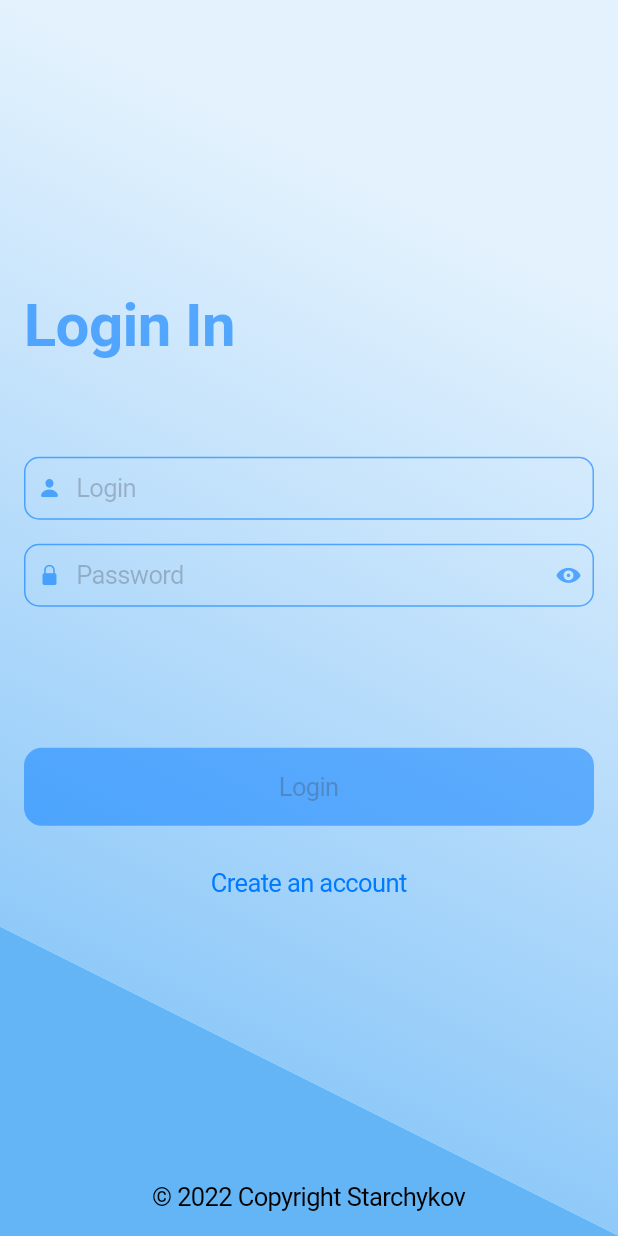
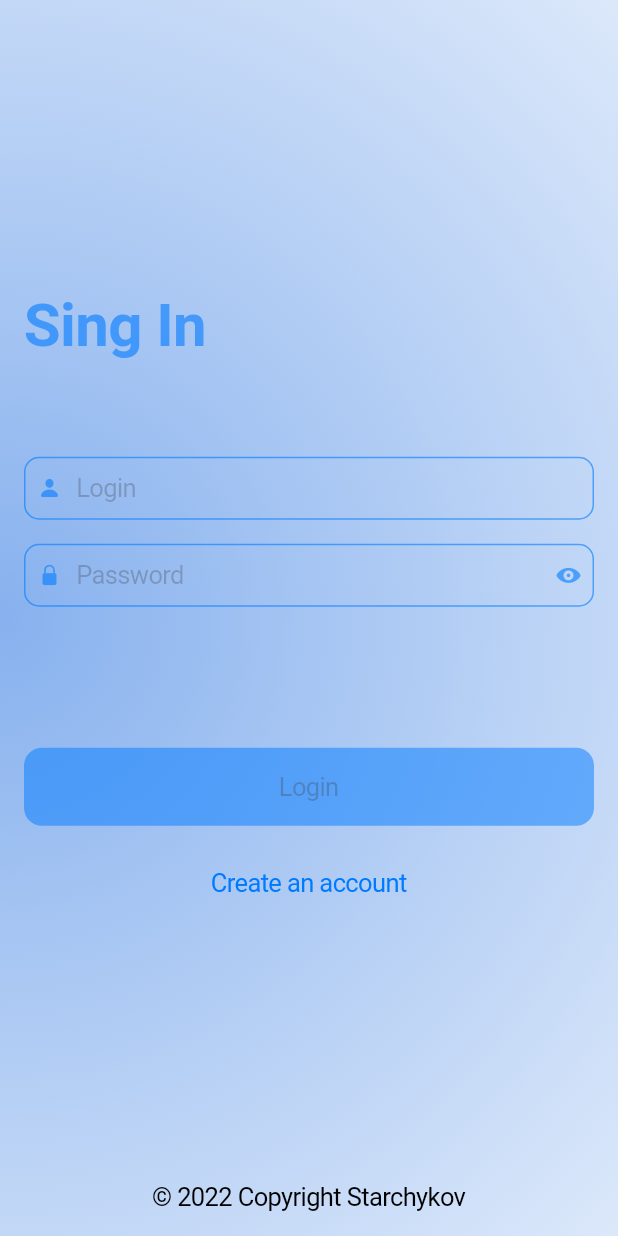
Before and after one commit to starchykov/flutter_login_app, a Flutter app: the screen it shows after launch, on a phone screen of 412 x 824 dp. Run offline on Flutter 3.47's test engine with Material 2 defaults, Android fonts, the phone set to English and light mode, and no system bars; our stand-ins replace shared_preferences.

Commit message:
Some general improvements

```diff
--- a/lib/ui/screens/contacts_screen/contacts_screen.dart
+++ b/lib/ui/screens/contacts_screen/contacts_screen.dart
@@ -54,6 +54,7 @@ class _ContactsItem extends StatelessWidget {
           const Text('Ivan Starchykov'),
         ],
       ),
-        onPressed: () {});
+      onPressed: () {},
+    );
   }
 }
--- a/lib/ui/screens/home_screen/home_page.dart
+++ b/lib/ui/screens/home_screen/home_page.dart
@@ -16,7 +16,7 @@ class HomePage extends StatelessWidget {
   Widget build(BuildContext context) {
     final HomeViewModel viewModel = context.read<HomeViewModel>();
     return CupertinoTabScaffold(
-      tabBuilder: (builder, int index) => viewModel.renderScreen(screenIndex: index),
+      tabBuilder: (builder, int index) => SafeArea(child: viewModel.renderScreen(screenIndex: index)),
       tabBar: CupertinoTabBar(
         items: const [
           BottomNavigationBarItem(
--- a/lib/ui/screens/login_screen/login_page.dart
+++ b/lib/ui/screens/login_screen/login_page.dart
@@ -20,12 +20,14 @@ class LoginPage extends StatelessWidget {
       backgroundColor: CupertinoColors.white,
       child: Container(
         padding: const EdgeInsets.all(16.0),
-        decoration: BoxDecoration(
-          gradient: LinearGradient(
-            begin: Alignment.topRight,
-            end: Alignment.bottomLeft,
-            stops: const [0.2, 0.5, 0.8, 0.7],
-            colors: [Colors.blue[50]!, Colors.blue[100]!, Colors.blue[200]!, Colors.blue[300]!],
+        decoration: const BoxDecoration(
+          gradient: RadialGradient(
+            radius: 2,
+            center: Alignment.centerLeft,
+            colors: [
+              Color.fromRGBO(135, 177, 238, 1.0),
+              Colors.white,
+            ],
           ),
         ),
         child: Column(
@@ -62,9 +64,20 @@ class _LoginText extends StatelessWidget {
   @override
   Widget build(BuildContext context) {
     return Text(
-      'Login In',
+      'Sing In',
       style: TextStyle(fontSize: 40, color: CupertinoColors.activeBlue.withOpacity(.6), fontWeight: FontWeight.w700),
     );
+    // Container(
+    //   height: 180,
+    //   decoration: BoxDecoration(
+    //     image: DecorationImage(
+    //       opacity: .2,
+    //       image: AssetImage('assets/images/cloud.png'),
+    //       alignment: Alignment.centerLeft,
+    //       fit: BoxFit.fitHeight,
+    //     ),
+    //   ),
+    // ),
   }
 }
 
--- a/pubspec.yaml
+++ b/pubspec.yaml
@@ -65,9 +65,8 @@ flutter:
   uses-material-design: true
 
   # To add assets to your application, add an assets section, like this:
-  # assets:
-  #   - images/a_dot_burr.jpeg
-  #   - images/a_dot_ham.jpeg
+  assets:
+    - assets/images/
 
   # An image asset can refer to one or more resolution-specific "variants", see
   # https://flutter.dev/assets-and-images/#resolution-aware
```
Also changed, not shown: assets/images/cloud.png (added), assets/images/cloud.svg (added). Lines whose indentation alone changed are shown as unchanged.
